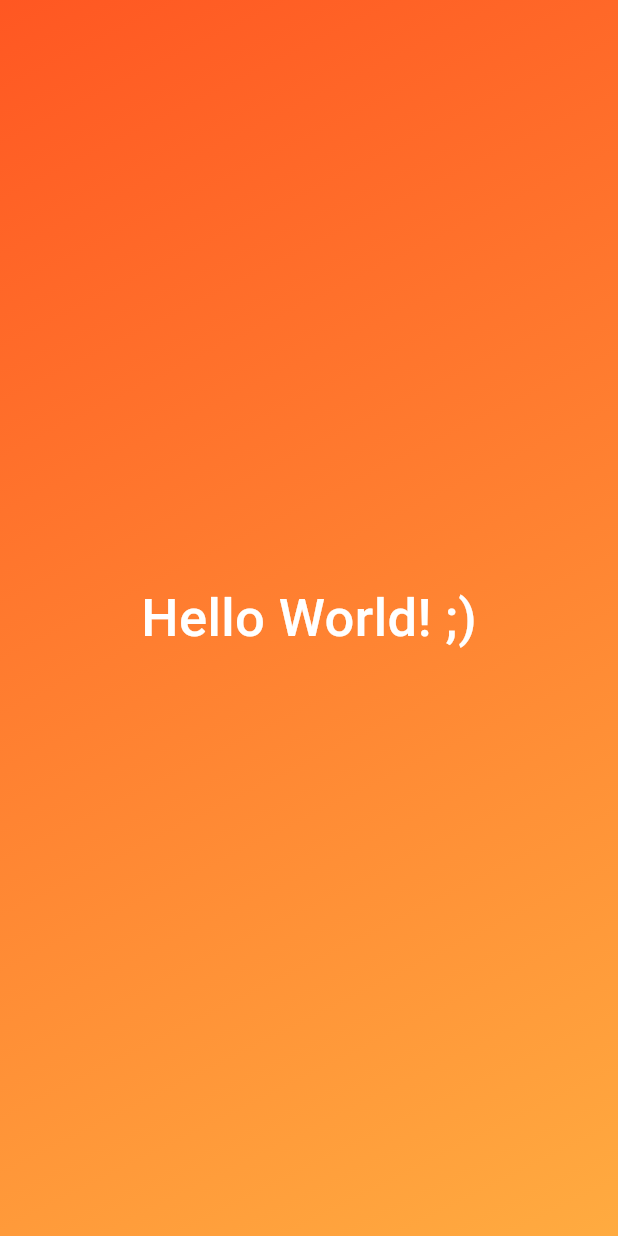
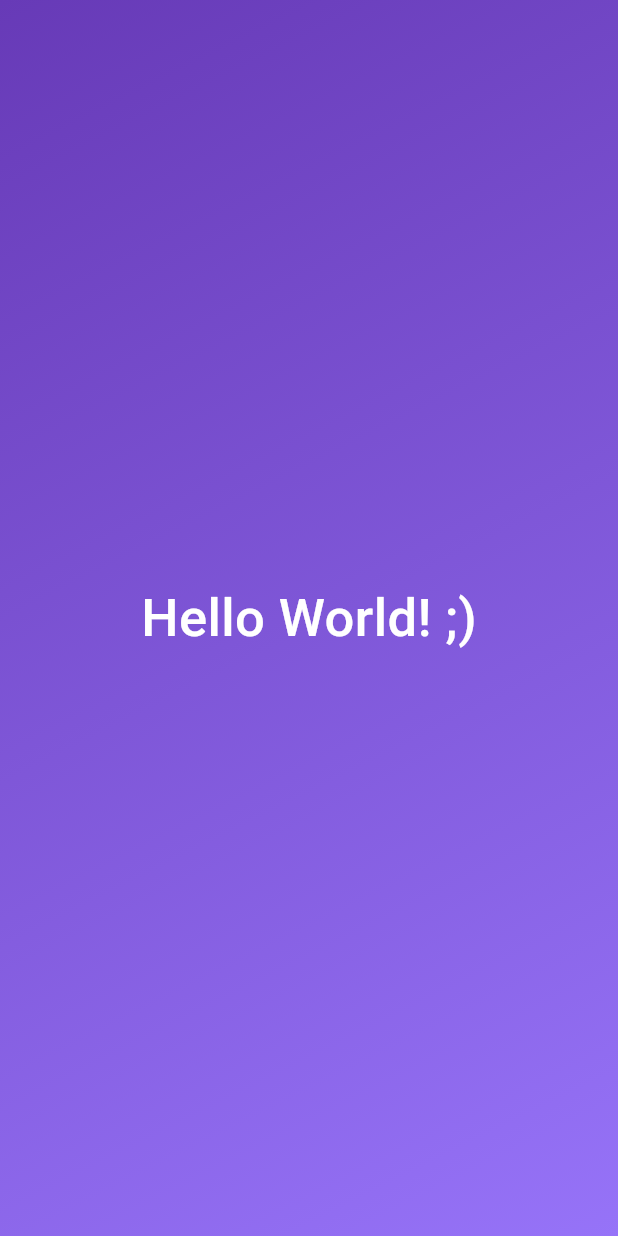
Before and after one commit to clebersonp/flutter_basics, a Flutter app: the screen it shows after launch, on a phone screen of 412 x 824 dp. Run offline on Flutter 3.47's test engine with Material 3 defaults, Android fonts, the phone set to English and light mode, and no system bars.

Commit message:
Created a constructor for gradientContainer widget

```diff
--- a/lib/custom_containers/gradient_container.dart
+++ b/lib/custom_containers/gradient_container.dart
@@ -15,15 +15,17 @@ class GradientContainer extends StatelessWidget {
   // const GradientContainer({key}) : super(key: key);
 
   // short way to define a constructor and passing the argument forward
-  const GradientContainer({super.key});
+  const GradientContainer(this.colors, {super.key});
+
+  final List<Color> colors;
 
   @override
   Widget build(BuildContext context) {
     // Container widget is useful for configuring and styling layouts
     return Container(
-      decoration: const BoxDecoration(
+      decoration: BoxDecoration(
         gradient: LinearGradient(
-          colors: <Color>[Colors.deepOrange, Colors.orangeAccent],
+          colors: colors,
           begin: startAlignment,
           end: endAlignment,
         ),
--- a/lib/main.dart
+++ b/lib/main.dart
@@ -16,7 +16,9 @@ void main() {
   runApp(
     const MaterialApp(
       home: Scaffold(
-        body: GradientContainer(),
+        body: GradientContainer(
+          <Color>[Colors.deepPurple, Color.fromARGB(255, 150, 115, 248)],
+        ),
       ),
     ),
   );
```
